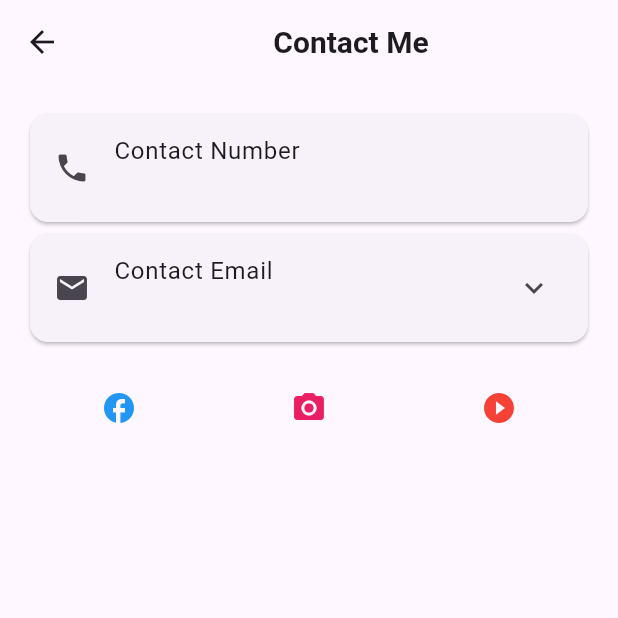
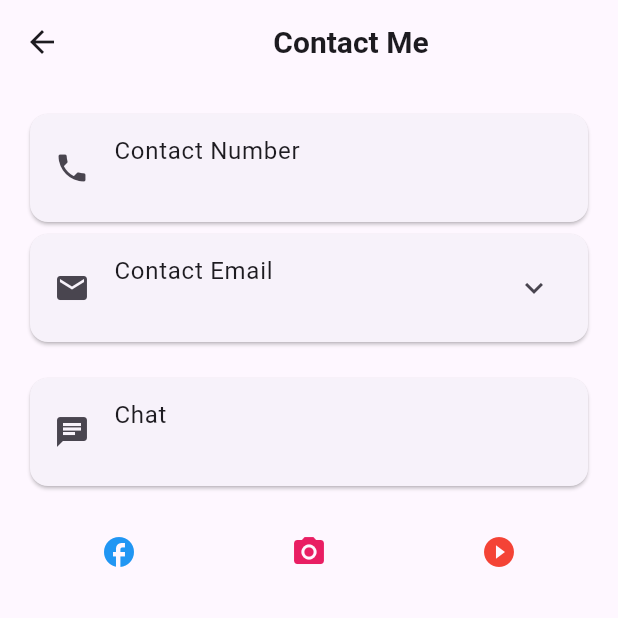
Before and after one commit to OrionDevTeam/localize_srilanka, a Flutter app: the ContactPage screen opened directly with empty values, on a phone screen of 412 x 824 dp, the top half of it. Run offline on Flutter 3.47's test engine with Material 3 defaults, Android fonts, the light colour scheme and no system bars; our stand-ins replace carousel_slider, chat_bubbles, cloud_firestore, firebase_auth, firebase_core, google_sign_in; missing offline and left inert: dart_openai; accounts and stored records are empty; project files that could hold a hidden picture were left out.

Commit message:
working changes

```diff
--- a/lib/guides/guide_contact_page.dart
+++ b/lib/guides/guide_contact_page.dart
@@ -136,9 +136,14 @@
                               onPressed: () {
                                 // Handle form submission
                               },
-                              child: Text('Submit'),
+                              child: Text('Submit',
+                              style: TextStyle(
+                fontSize: 20.0,
+                fontWeight:FontWeight.bold,
+                color: Colors.white,
+              )),
                               style: ElevatedButton.styleFrom(
-                                backgroundColor: Colors.deepPurple,
+                                backgroundColor: Color.fromARGB(255, 22, 156, 140)
                               ),
                             ),
                           ],
@@ -154,6 +159,19 @@
                               : Icons.expand_more,
                         ),
                       ),
+              ),
+            ),
+          ),
+          SizedBox(height: 16.0),
+          GestureDetector(
+            onTap: () async {
+
+            },
+            child: Card(
+              child: ListTile(
+                leading: Icon(Icons.chat),
+                title: Text('Chat'),
+                subtitle: Text(widget.guide.contactNumber),
               ),
             ),
           ),
```
Also changed, not shown: lib/guides/guide_detail_page.dart (+58 -5 lines).
